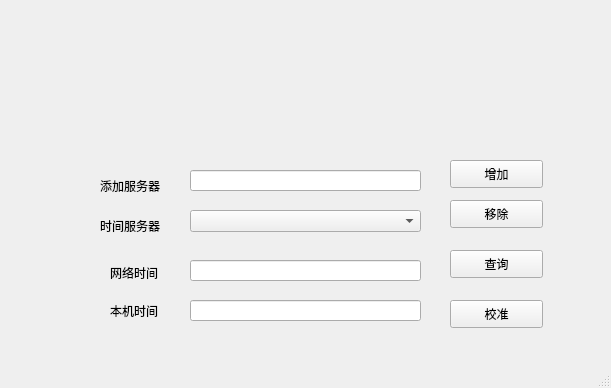
This is mainwindow.ui in yuexiadudiao/ETNetTime as Qt 5 draws it before an edit. The edited form follows.
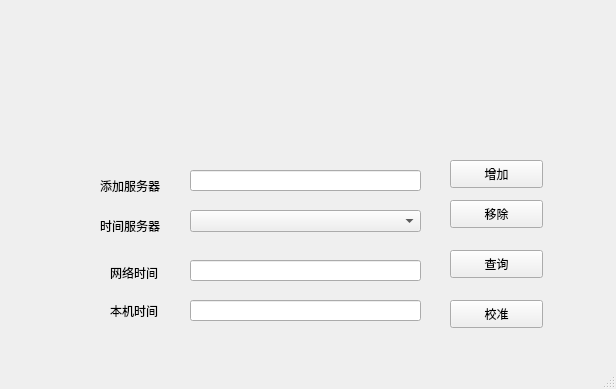
This is the edited form. Icons and pictures are not drawn.

What changed in the file:
```diff
--- a/mainwindow.ui
+++ b/mainwindow.ui
@@ -9,8 +9,8 @@
    <rect>
     <x>0</x>
     <y>0</y>
-    <width>611</width>
-    <height>388</height>
+    <width>616</width>
+    <height>389</height>
    </rect>
   </property>
   <property name="mouseTracking">
@@ -103,7 +103,7 @@
      <rect>
       <x>0</x>
       <y>0</y>
-      <width>611</width>
+      <width>621</width>
       <height>101</height>
      </rect>
     </property>
```
Left out of the diff: 4 changed lines with no effect on the pictures.
